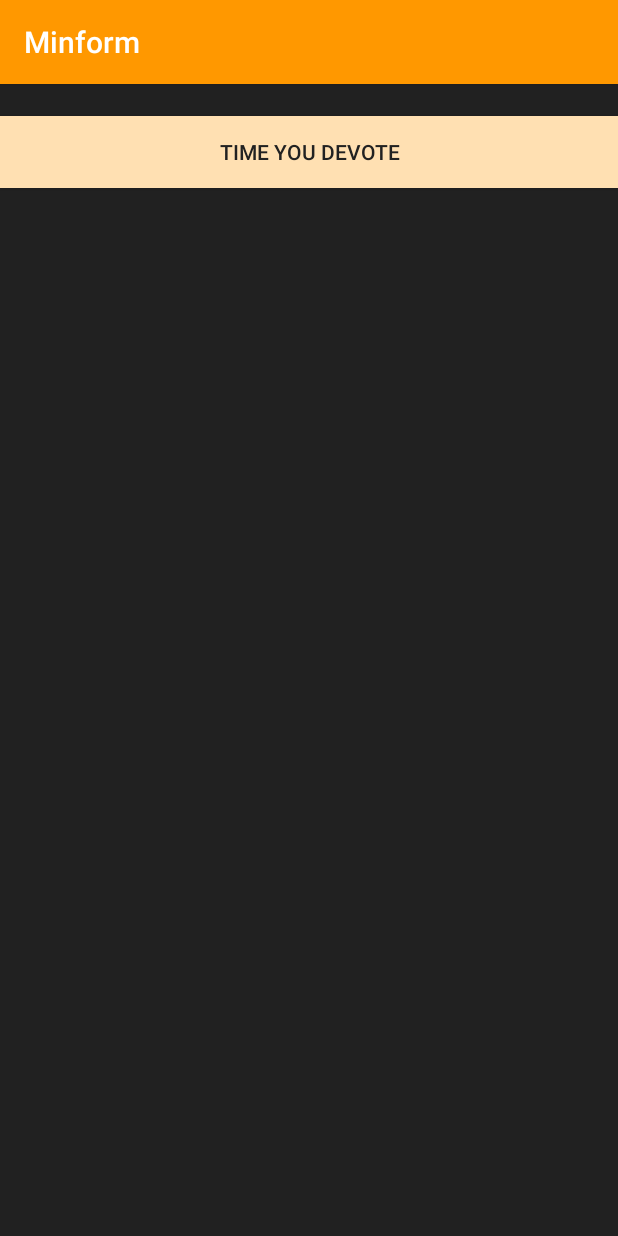
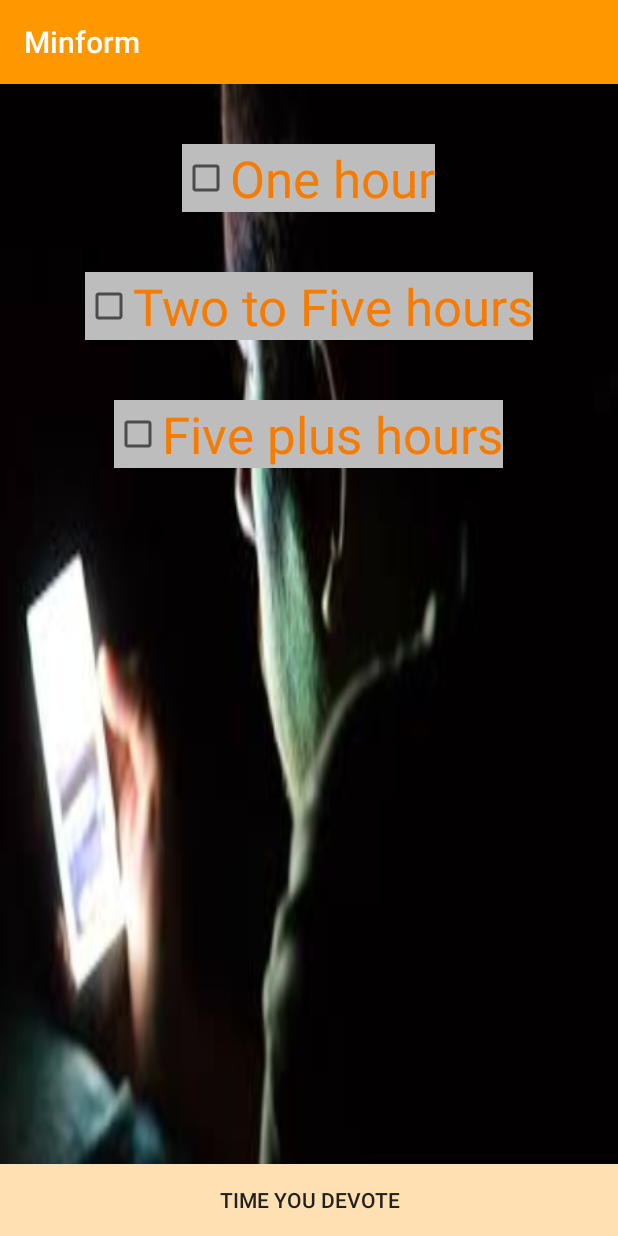
Before and after one commit to stewilondanga/minform, an Android app: the TimeActivity screen opened directly, with no data from a screen before it, on a phone screen of 412 x 824 dp. Run offline under Robolectric (Android 15) with nearby library versions, the phone set to English and light mode, and no system bars.

Commit message:
add app/src/main/java/io/github/stewilondanga/minform/TimeActivity.java

```diff
--- a/app/src/main/java/io/github/stewilondanga/minform/TimeActivity.java
+++ b/app/src/main/java/io/github/stewilondanga/minform/TimeActivity.java
@@ -5,6 +5,7 @@ import android.support.v7.app.AppCompatActivity;
 import android.os.Bundle;
 import android.view.View;
 import android.widget.Button;
+import android.widget.CheckBox;
 
 public class TimeActivity extends AppCompatActivity {
     private Button mFindTimeButton;
@@ -21,5 +22,20 @@ public class TimeActivity extends AppCompatActivity {
                 // Code here executes on main thread after user presses button
             }
         });
-    }
+
+        final CheckBox checkBox1 = (CheckBox) findViewById(R.id.checkBox1);
+        if (checkBox1.isChecked()) {
+            checkBox1.setChecked(false);
+        }
+
+        final CheckBox checkBox2 = (CheckBox) findViewById(R.id.checkBox2);
+        if (checkBox2.isChecked()) {
+            checkBox2.setChecked(false);
+        }
+
+        final CheckBox checkBox3 = (CheckBox) findViewById(R.id.checkBox3);
+        if (checkBox3.isChecked()) {
+            checkBox3.setChecked(false);
+        }
+        }
 }
--- a/app/src/main/res/layout/activity_change.xml
+++ b/app/src/main/res/layout/activity_change.xml
@@ -18,9 +18,9 @@
     <ImageView
         android:id="@+id/imageView2"
         android:layout_width="match_parent"
-        android:layout_height="230dp"
+        android:layout_height="260dp"
         android:layout_alignParentBottom="true"
-        android:background="@drawable/change" />
+        android:src="@drawable/change" />
 
     <TextView
         android:id="@+id/change_text"
--- a/app/src/main/res/layout/activity_time.xml
+++ b/app/src/main/res/layout/activity_time.xml
@@ -5,16 +5,51 @@
     android:layout_width="match_parent"
     android:layout_height="match_parent"
     tools:context="io.github.stewilondanga.minform.TimeActivity"
-    android:background="@color/colorPrimaryText">
+    android:background="@drawable/time">
+
+    <CheckBox
+        android:layout_width="wrap_content"
+        android:layout_height="wrap_content"
+        android:background="@color/colorDivider"
+        android:id="@+id/checkBox1"
+        android:text="One hour"
+        android:textColor="@color/colorPrimaryDark"
+        android:textSize="34sp"
+        android:layout_marginTop="40dp"
+        android:layout_centerHorizontal="true"/>
+
+    <CheckBox
+        android:id="@+id/checkBox2"
+        android:layout_width="wrap_content"
+        android:layout_height="wrap_content"
+        android:layout_below="@+id/checkBox1"
+        android:text="Two to Five hours"
+        android:textColor="@color/colorPrimaryDark"
+        android:textSize="34sp"
+        android:layout_marginTop="40dp"
+        android:layout_centerHorizontal="true"
+        android:background="@color/colorDivider" />
+
+    <CheckBox
+        android:id="@+id/checkBox3"
+        android:layout_width="wrap_content"
+        android:layout_height="wrap_content"
+        android:layout_below="@+id/checkBox2"
+        android:text="Five plus hours"
+        android:textColor="@color/colorPrimaryDark"
+        android:textSize="34sp"
+        android:layout_marginTop="40dp"
+        android:layout_centerHorizontal="true"
+        android:background="@color/colorDivider" />
+
 
     <Button
         android:id="@+id/findTimeButton"
         android:layout_width="match_parent"
         android:layout_height="wrap_content"
+        android:layout_alignParentBottom="true"
         android:layout_alignParentLeft="true"
         android:layout_alignParentStart="true"
-        android:layout_alignParentTop="true"
-        android:layout_marginTop="21dp"
         android:background="@color/colorPrimaryLight"
         android:text="Time you devote"
         android:textColor="@color/colorTextIcons"
```
Also changed, not shown: app/src/main/res/drawable-v24/time.jpeg (added).
